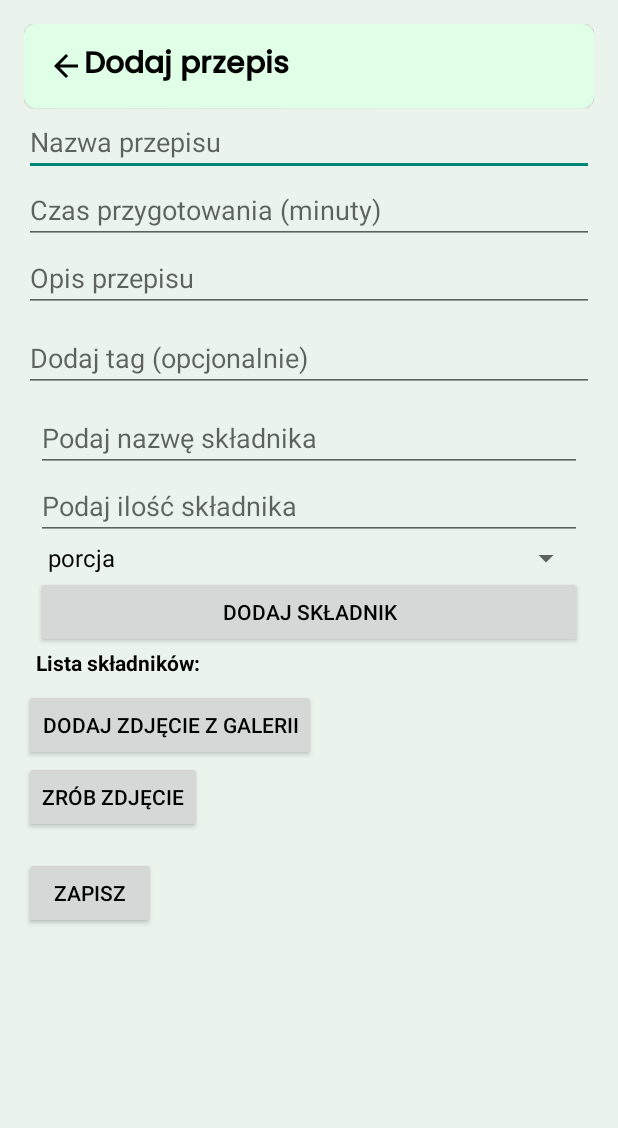
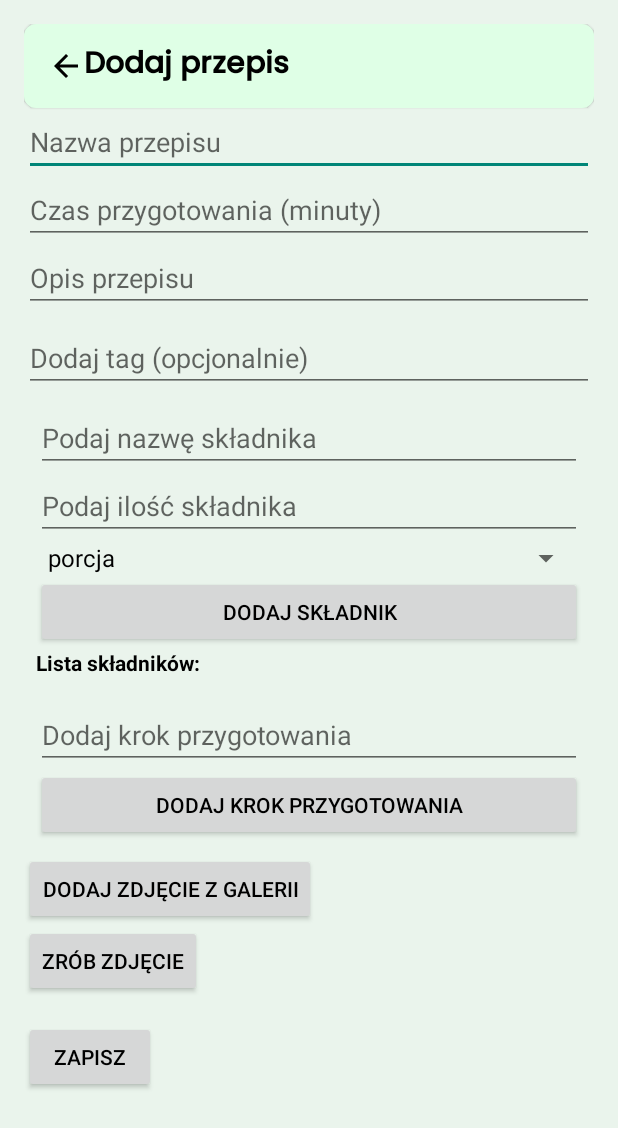
Before and after one commit to Dudziak07/CookMate, an Android app: the screen it shows after launch (AddRecipeActivity), after a tap on an icon or button, on a phone screen of 412 x 824 dp. Shown: the top 1128 px of the screen. Run offline under Robolectric (Android 15) with nearby library versions, the light colour scheme and no system bars; our stand-ins replace Room's generated code; Roboto replaces fonts that are not available here; 3 other taps on this screen came first.

Commit message:
Dodanie dodawania kroków przygotowania

```diff
--- a/app/src/main/java/com/example/cookmate/database/AppDatabase.java
+++ b/app/src/main/java/com/example/cookmate/database/AppDatabase.java
@@ -9,13 +9,17 @@ import androidx.room.RoomDatabase;
 import androidx.room.migration.Migration;
 import androidx.sqlite.db.SupportSQLiteDatabase;
 
-@Database(entities = {Recipe.class, RecipeImage.class, Ingredient.class}, version = 6, exportSchema = false)
+@Database(
+        entities = {
+        Recipe.class, RecipeImage.class, Ingredient.class, PreparationStep.class
+}, version = 8, exportSchema = false)
 public abstract class AppDatabase extends RoomDatabase {
     private static volatile AppDatabase instance;
 
     public abstract RecipeDao recipeDao();
+    public abstract IngredientDao ingredientDao();
+    public abstract PreparationStepDao preparationStepDao();
     public abstract RecipeImageDao recipeImageDao();
-    public abstract IngredientDao ingredientDao();
 
     public static AppDatabase getInstance(Context context) {
         if (instance == null) {
@@ -23,11 +27,54 @@ public abstract class AppDatabase extends RoomDatabase {
                 if (instance == null) {
                     instance = Room.databaseBuilder(context.getApplicationContext(),
                                     AppDatabase.class, "recipe_database")
-                            .fallbackToDestructiveMigration()
+                            .addMigrations(MIGRATION_2_3)
+                            .addMigrations(MIGRATION_4_5)
+                            .addMigrations(MIGRATION_6_7)
+                            .fallbackToDestructiveMigration() // Usuwa dane, jeśli migracja zawiedzie (opcjonalne)
                             .build();
                 }
             }
         }
         return instance;
     }
+
+    static final Migration MIGRATION_2_3 = new Migration(2, 3) {
+        @Override
+        public void migrate(@NonNull SupportSQLiteDatabase database) {
+            // Dodaj nową kolumnę na tagi
+            database.execSQL("ALTER TABLE Recipe ADD COLUMN tag TEXT");
+        }
+    };
+
+    static final Migration MIGRATION_4_5 = new Migration(4, 5) {
+        @Override
+        public void migrate(@NonNull SupportSQLiteDatabase database) {
+            database.execSQL("CREATE TABLE Recipe_new (" +
+                    "id INTEGER PRIMARY KEY AUTOINCREMENT NOT NULL, " +
+                    "name TEXT NOT NULL, " +
+                    "preparationTime INTEGER, " + // INTEGER pozwala na null
+                    "description TEXT NOT NULL, " +
+                    "imageResourceId INTEGER NOT NULL, " +
+                    "tag TEXT)");
+            database.execSQL("INSERT INTO Recipe_new (id, name, preparationTime, description, imageResourceId, tag) " +
+                    "SELECT id, name, preparationTime, description, imageResourceId, tag FROM Recipe");
+            database.execSQL("DROP TABLE Recipe");
+            database.execSQL("ALTER TABLE Recipe_new RENAME TO Recipe");
+        }
+    };
+
+    static final Migration MIGRATION_6_7 = new Migration(6, 7) {
+        @Override
+        public void migrate(@NonNull SupportSQLiteDatabase database) {
+            // Usuń obecną tabelę, jeśli istnieje
+            database.execSQL("DROP TABLE IF EXISTS PreparationStep");
+
+            // Utwórz nową tabelę zgodną z oczekiwanym schematem
+            database.execSQL("CREATE TABLE PreparationStep (" +
+                    "id INTEGER PRIMARY KEY AUTOINCREMENT NOT NULL, " +
+                    "recipeId INTEGER NOT NULL, " +
+                    "stepDescription TEXT, " + // TEXT bez NOT NULL
+                    "FOREIGN KEY(recipeId) REFERENCES Recipe(id) ON DELETE CASCADE)");
+        }
+    };
 }
--- /dev/null
+++ b/app/src/main/java/com/example/cookmate/database/PreparationStepDao.java
@@ -0,0 +1,21 @@
+package com.example.cookmate.database;
+
+import androidx.room.Dao;
+import androidx.room.Insert;
+import androidx.room.Query;
+
+import java.util.List;
+
+@Dao
+public interface PreparationStepDao {
+    @Insert
+    void insertPreparationStep(PreparationStep step);
+    @Insert
+    void insertStep(PreparationStep step);
+
+    @Query("SELECT * FROM PreparationStep WHERE recipeId = :recipeId")
+    List<PreparationStep> getPreparationStepsForRecipe(int recipeId);
+
+    @Query("SELECT * FROM PreparationStep WHERE recipeId = :recipeId")
+    List<PreparationStep> getStepsForRecipe(int recipeId);
+}
--- a/app/src/main/java/com/example/cookmate/view/AddRecipeActivity.java
+++ b/app/src/main/java/com/example/cookmate/view/AddRecipeActivity.java
@@ -26,6 +26,7 @@ import androidx.recyclerview.widget.RecyclerView;
 import com.example.cookmate.R;
 import com.example.cookmate.database.AppDatabase;
 import com.example.cookmate.database.Ingredient;
+import com.example.cookmate.database.PreparationStep;
 import com.example.cookmate.database.Recipe;
 import com.example.cookmate.database.RecipeImage;
 
@@ -44,6 +45,8 @@ public class AddRecipeActivity extends AppCompatActivity {
     private static final int CAMERA_PERMISSION_CODE = 202;
 
     private List<Ingredient> ingredientsList = new ArrayList<>();
+    private List<PreparationStep> preparationStepsList = new ArrayList<>();
+    private PreparationStepsAdapterForAdd preparationStepsAdapterForAdd;
 
     private List<RecipeImage> addedImages = new ArrayList<>();
     private RecipeImagesAdapter imagesAdapter;
@@ -117,8 +120,57 @@ public class AddRecipeActivity extends AppCompatActivity {
             }
         });
 
-        // Dodaj ItemTouchHelper
-        ItemTouchHelper itemTouchHelper = new ItemTouchHelper(new ItemTouchHelper.Callback() {
+
+
+        // RecyclerView i adapter dla kroków
+        RecyclerView preparationStepsRecyclerView = findViewById(R.id.preparation_steps_recycler_view);
+        preparationStepsAdapterForAdd = new PreparationStepsAdapterForAdd(preparationStepsList);
+        preparationStepsRecyclerView.setLayoutManager(new LinearLayoutManager(this));
+        preparationStepsRecyclerView.setAdapter(preparationStepsAdapterForAdd);
+
+        // Pobranie referencji do pól wejściowych i przycisku
+        EditText preparationStepInput = findViewById(R.id.preparation_step_input);
+        Button addStepButton = findViewById(R.id.add_preparation_step_button);
+
+        addStepButton.setOnClickListener(v -> {
+            String stepText = preparationStepInput.getText().toString().trim();
+
+            if (stepText.isEmpty()) {
+                Toast.makeText(this, "Podaj opis kroku!", Toast.LENGTH_SHORT).show();
+                return;
+            }
+
+            // Dodanie nowego kroku do listy
+            PreparationStep step = new PreparationStep(stepText);
+            preparationStepsList.add(step);
+            preparationStepsAdapterForAdd.notifyDataSetChanged(); // Odśwież adapter
+
+            // Wyczyść pole tekstowe po dodaniu
+            preparationStepInput.setText("");
+        });
+
+        ItemTouchHelper preparationStepsTouchHelper = new ItemTouchHelper(new ItemTouchHelper.Callback() {
+            @Override
+            public int getMovementFlags(@NonNull RecyclerView recyclerView, @NonNull RecyclerView.ViewHolder viewHolder) {
+                return makeMovementFlags(ItemTouchHelper.UP | ItemTouchHelper.DOWN, 0);
+            }
+
+            @Override
+            public boolean onMove(@NonNull RecyclerView recyclerView, @NonNull RecyclerView.ViewHolder viewHolder, @NonNull RecyclerView.ViewHolder target) {
+                int fromPosition = viewHolder.getAdapterPosition();
+                int toPosition = target.getAdapterPosition();
+                preparationStepsAdapterForAdd.moveItem(fromPosition, toPosition);
+                return true;
+            }
+
+            @Override
+            public void onSwiped(@NonNull RecyclerView.ViewHolder viewHolder, int direction) {
+                // Nie obsługujemy gestu przesuwania na bok
+            }
+        });
+        preparationStepsTouchHelper.attachToRecyclerView(preparationStepsRecyclerView);
+
+        ItemTouchHelper ingredientsTouchHelper = new ItemTouchHelper(new ItemTouchHelper.Callback() {
             @Override
             public int getMovementFlags(@NonNull RecyclerView recyclerView, @NonNull RecyclerView.ViewHolder viewHolder) {
                 return makeMovementFlags(ItemTouchHelper.UP | ItemTouchHelper.DOWN, 0);
@@ -137,7 +189,7 @@ public class AddRecipeActivity extends AppCompatActivity {
                 // Nie obsługujemy gestu przesuwania na bok
             }
         });
-        itemTouchHelper.attachToRecyclerView(ingredientsRecyclerView);
+        ingredientsTouchHelper.attachToRecyclerView(ingredientsRecyclerView);
 
         // Obsługa przycisku dodawania zdjęcia z galerii
         addGalleryImage.setOnClickListener(v -> requestGalleryPermission());
@@ -214,6 +266,12 @@ public class AddRecipeActivity extends AppCompatActivity {
                 for (Ingredient ingredient : ingredientsList) { // Używaj globalnej listy ingredientsList
                     ingredient.setRecipeId((int) recipeId);
                     AppDatabase.getInstance(this).ingredientDao().insertIngredient(ingredient);
+                }
+
+                // Zapis kroków przygotowania do bazy danych
+                for (PreparationStep step : preparationStepsList) {
+                    step.setRecipeId((int) recipeId);
+                    AppDatabase.getInstance(this).preparationStepDao().insertStep(step);
                 }
 
                 // Zapis zdjęć do bazy danych
--- a/app/src/main/res/layout/activity_add_recipe.xml
+++ b/app/src/main/res/layout/activity_add_recipe.xml
@@ -127,6 +127,33 @@
                 android:layout_height="wrap_content" />
         </LinearLayout>
 
+        <LinearLayout
+            android:layout_width="match_parent"
+            android:layout_height="wrap_content"
+            android:orientation="vertical"
+            android:padding="8dp">
+
+            <!-- Pole na opis kroku przygotowania -->
+            <EditText
+                android:id="@+id/preparation_step_input"
+                android:layout_width="match_parent"
+                android:layout_height="wrap_content"
+                android:hint="Dodaj krok przygotowania"
+                android:inputType="text" />
+
+            <!-- Przycisk dodania kroku -->
+            <Button
+                android:id="@+id/add_preparation_step_button"
+                android:layout_width="match_parent"
+                android:layout_height="wrap_content"
+                android:text="Dodaj krok przygotowania" />
+
+            <!-- Lista kroków przygotowania -->
+            <androidx.recyclerview.widget.RecyclerView
+                android:id="@+id/preparation_steps_recycler_view"
+                android:layout_width="match_parent"
+                android:layout_height="wrap_content" />
+        </LinearLayout>
 
         <Button
             android:id="@+id/add_gallery_image"
```
Also changed, not shown: app/src/main/java/com/example/cookmate/database/PreparationStep.java (added, +50 -0 lines), app/src/main/java/com/example/cookmate/view/PreparationStepsAdapterForAdd.java (added, +73 -0 lines), app/src/main/java/com/example/cookmate/view/PreparationStepsAdapterForDetails.java (added, +50 -0 lines), app/src/main/res/layout/item_step_add.xml (added, +26 -0 lines), app/src/main/res/layout/item_step_details.xml (added, +14 -0 lines).
